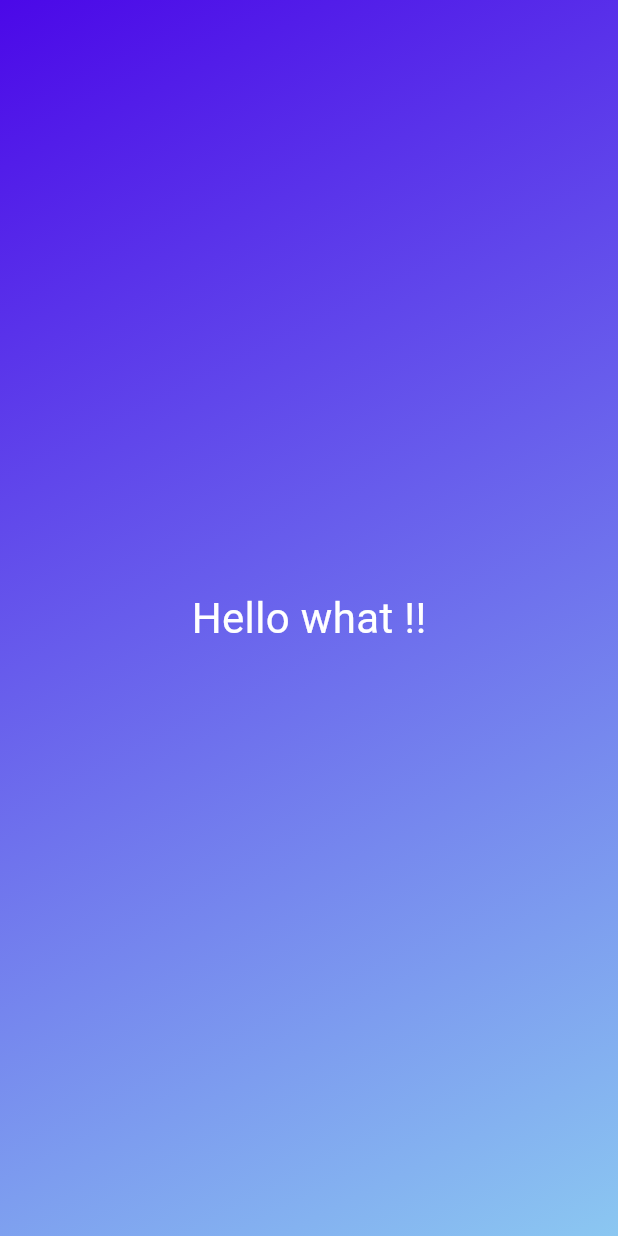
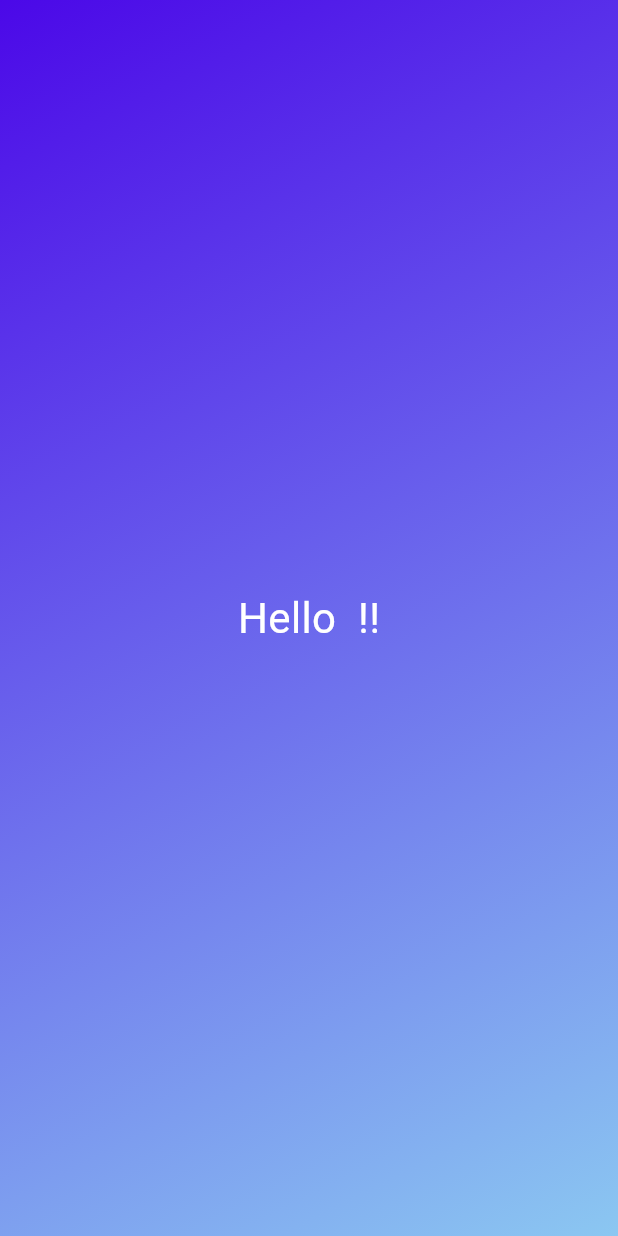
Before and after one commit to Saransh-Sharma/dice, a Flutter app: the screen it shows after launch, on a phone screen of 412 x 824 dp. Run offline on Flutter 3.47's test engine with Material 3 defaults, Android fonts, the phone set to English and light mode, and no system bars.

Commit message:
add const to styled text

```diff
--- a/lib/gradient_container.dart
+++ b/lib/gradient_container.dart
@@ -19,7 +19,7 @@ return Container(
               end: Alignment.bottomRight,
           ),
           ),
-          child: StyledText(),
+          child: const StyledText(),
         );
   }
 }
--- a/lib/styled_text.dart
+++ b/lib/styled_text.dart
@@ -7,7 +7,7 @@ const StyledText({super.key});
 @override
   Widget build(context) {
     return const Center(
-            child: Text('Hello what !!', style: TextStyle(
+            child: Text('Hello  !!', style: TextStyle(
               color: Colors.white,
               fontSize: 28,
             ),),
```
